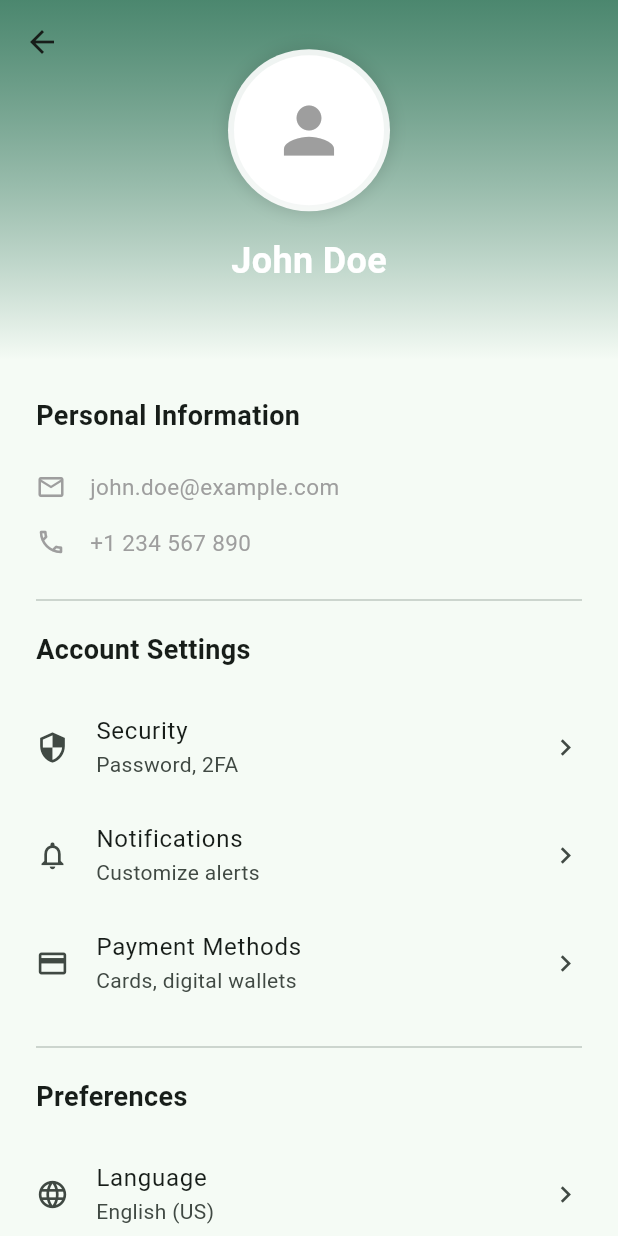
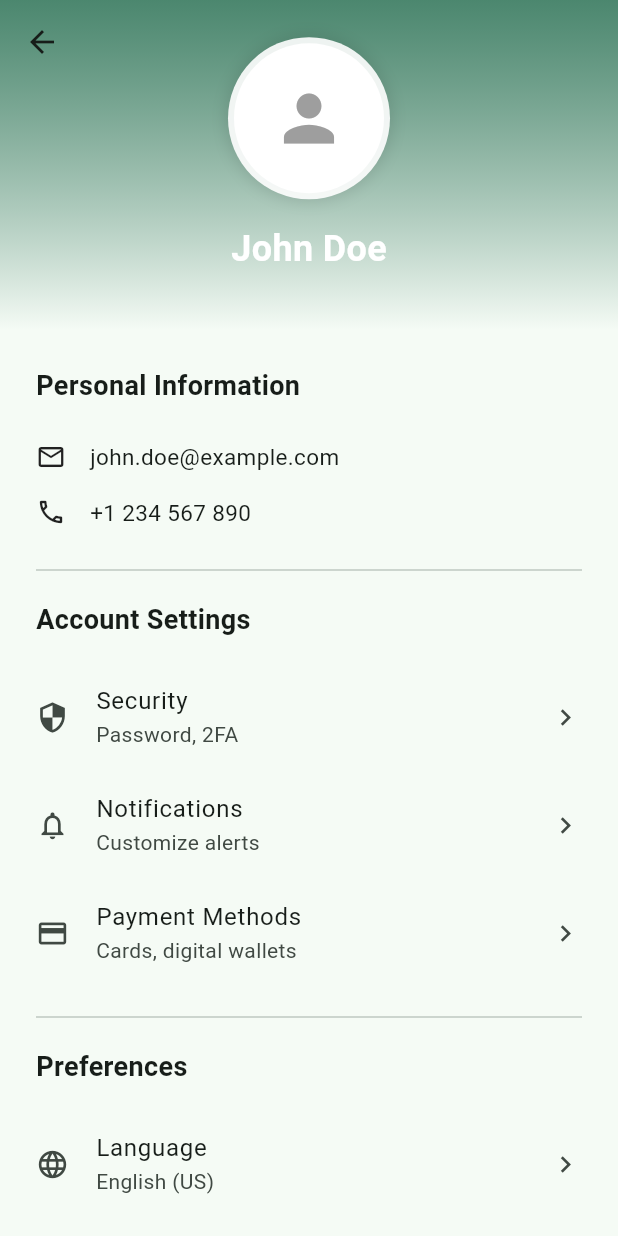
Before and after one commit to rehan-code/Makaan, a Flutter app: the AccountPage screen opened directly, on a phone screen of 412 x 824 dp. Run offline on Flutter 3.47's test engine with Material 3 defaults, Android fonts, the light colour scheme and no system bars; our stand-ins replace flutter_dotenv, font_awesome_flutter, share_plus, supabase_flutter; accounts and stored records are empty.

Commit message:
edited design of profile section

```diff
--- a/lib/pages/home/tabs/account_page.dart
+++ b/lib/pages/home/tabs/account_page.dart
@@ -6,13 +6,24 @@ class AccountPage extends StatelessWidget {
   @override
   Widget build(BuildContext context) {
     return Container(
-      color: Colors.green,
+      // color: Theme.of(context).primaryColor.withOpacity(0.8),
+      decoration: BoxDecoration(
+        gradient: LinearGradient(
+          begin: Alignment.topCenter,
+          end: Alignment.bottomCenter,
+          colors: [
+            Theme.of(context).primaryColor.withOpacity(0.9),
+            Theme.of(context).scaffoldBackgroundColor,
+            Theme.of(context).scaffoldBackgroundColor,
+          ],
+        ),
+      ),
       child: SafeArea(
         child: Scaffold(
           body: CustomScrollView(
             slivers: [
               SliverAppBar(
-                expandedHeight: 240,
+                expandedHeight: 220,
                 floating: false,
                 pinned: true,
                 backgroundColor: Theme.of(context).scaffoldBackgroundColor,
@@ -54,7 +65,8 @@ class AccountPage extends StatelessWidget {
                               child: const CircleAvatar(
                                 radius: 50,
                                 backgroundColor: Colors.white,
-                                child: Icon(Icons.person, size: 50, color: Colors.grey),
+                                child: Icon(Icons.person,
+                                    size: 50, color: Colors.grey),
                               ),
                             ),
                             const SizedBox(height: 16),
@@ -195,13 +207,12 @@ class AccountPage extends StatelessWidget {
       padding: const EdgeInsets.symmetric(vertical: 8),
       child: Row(
         children: [
-          Icon(icon, color: Colors.grey, size: 20),
+          Icon(icon, size: 20),
           const SizedBox(width: 16),
           Text(
             text,
             style: const TextStyle(
               fontSize: 15,
-              color: Colors.grey,
             ),
           ),
         ],
```
